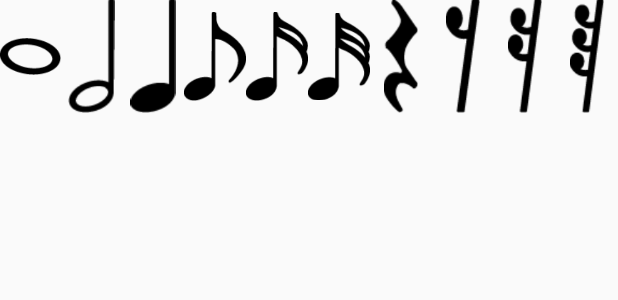
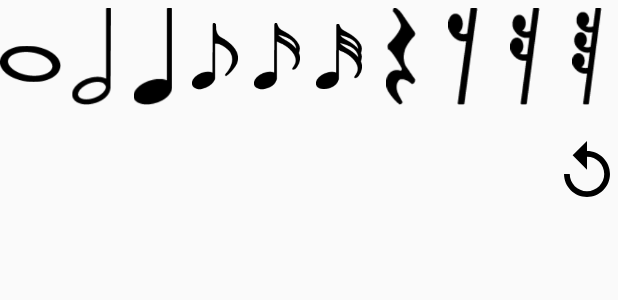
Before and after one commit to gsoosk/SanturMusicSheet, an Android app: the layout activity_main.xml on its own in the app's theme, with its tools: preview values and no code run, on a phone screen of 412 x 824 dp. Shown: the top 300 px of the screen. Run offline under Robolectric (Android 15) with nearby library versions, the light colour scheme and no system bars.

Commit message:
Add undo and fix some UI Bad designs

```diff
--- a/app/src/main/AndroidManifest.xml
+++ b/app/src/main/AndroidManifest.xml
@@ -9,7 +9,8 @@
         android:roundIcon="@mipmap/ic_launcher_round"
         android:supportsRtl="true"
         android:theme="@style/AppTheme">
-        <activity android:name=".MainActivity">
+        <activity android:name=".MainActivity"
+            android:screenOrientation="landscape">
             <intent-filter>
                 <action android:name="android.intent.action.MAIN" />
 
--- a/app/src/main/java/far/zad/gsoosk/musiccomposer/MainActivity.java
+++ b/app/src/main/java/far/zad/gsoosk/musiccomposer/MainActivity.java
@@ -4,6 +4,7 @@ import android.support.v7.app.AppCompatActivity;
 import android.os.Bundle;
 import android.view.View;
 import android.widget.HorizontalScrollView;
+import android.widget.ImageButton;
 import android.widget.LinearLayout;
 
 import java.util.ArrayList;
@@ -29,6 +30,7 @@ public class MainActivity extends AppCompatActivity {
         setNoteBarListener();
         addNoteLine();
         setInputViewNoteBase();
+        handleUndoBtn();
 
 
     }
@@ -104,5 +106,21 @@ public class MainActivity extends AppCompatActivity {
         LineView view = (LineView) linearLayout.getChildAt(linearLayout.getChildCount() - 1);
         view.setNoteBase(selectedBtn.getIndex());
     }
+    public void handleUndoBtn()
+    {
+        ImageButton btn = (ImageButton) findViewById(R.id.undo_btn);
+        btn.setOnClickListener(new View.OnClickListener() {
+            @Override
+            public void onClick(View view) {
+                LinearLayout linearLayout = (LinearLayout) findViewById(R.id.s);
+                if(linearLayout.getChildCount() > 1)
+                {
+                    //Remove last note
+                    linearLayout.removeViewAt(linearLayout.getChildCount() - 2);
+                    notes.remove(notes.size() - 1);
 
+                }
+            }
+        });
+    }
 }
--- /dev/null
+++ b/app/src/main/res/drawable/ic_undo_button.xml
@@ -0,0 +1,4 @@
+<vector android:height="24dp" android:viewportHeight="497.25"
+    android:viewportWidth="497.25" android:width="24dp" xmlns:android="http://schemas.android.com/apk/res/android">
+    <path android:fillColor="#FF000000" android:pathData="M248.625,89.25V0l-127.5,127.5l127.5,127.5V140.25c84.15,0 153,68.85 153,153c0,84.15 -68.85,153 -153,153c-84.15,0 -153,-68.85 -153,-153h-51c0,112.2 91.8,204 204,204s204,-91.8 204,-204S360.825,89.25 248.625,89.25z"/>
+</vector>
--- a/app/src/main/res/layout/activity_main.xml
+++ b/app/src/main/res/layout/activity_main.xml
@@ -10,9 +10,9 @@
         android:layout_width="match_parent"
         android:layout_height="match_parent"
         android:orientation="vertical"
-        tools:layout_editor_absoluteX="0dp"
-        tools:layout_editor_absoluteY="16dp"
-        tools:ignore="MissingConstraints">
+        tools:ignore="MissingConstraints"
+        tools:layout_editor_absoluteX="75dp"
+        tools:layout_editor_absoluteY="272dp">
 
         <LinearLayout
             android:id="@+id/note_bar"
@@ -26,72 +26,86 @@
                 android:layout_width="0dp"
                 android:layout_height="match_parent"
                 android:layout_weight="1"
-                app:srcCompat="@drawable/note_0" />
+                app:srcCompat="@drawable/note_0"
+                android:paddingTop="15dp"
+                android:paddingBottom="5dp"
+                />
+
 
             <far.zad.gsoosk.musiccomposer.Notes.NoteButton
                 android:id="@+id/bnote_1"
                 android:layout_width="0dp"
                 android:layout_height="match_parent"
                 android:layout_weight="1"
-                app:srcCompat="@drawable/note_1_1" />
+                app:srcCompat="@drawable/note_1_1"
+                android:padding="5dp"/>
 
             <far.zad.gsoosk.musiccomposer.Notes.NoteButton
                 android:id="@+id/bnote_2"
                 android:layout_width="0dp"
                 android:layout_height="match_parent"
                 android:layout_weight="1"
-                app:srcCompat="@drawable/note_2_1" />
+                app:srcCompat="@drawable/note_2_1"
+                android:padding="5dp"/>
 
             <far.zad.gsoosk.musiccomposer.Notes.NoteButton
                 android:id="@+id/bnote_3"
                 android:layout_width="0dp"
                 android:layout_height="match_parent"
                 android:layout_weight="1"
-                app:srcCompat="@drawable/note_3_1" />
+                app:srcCompat="@drawable/note_3_1"
+                android:padding="5dp"/>
 
             <far.zad.gsoosk.musiccomposer.Notes.NoteButton
                 android:id="@+id/bnote_4"
                 android:layout_width="0dp"
                 android:layout_height="match_parent"
                 android:layout_weight="1"
-                app:srcCompat="@drawable/note_4_1" />
+                app:srcCompat="@drawable/note_4_1"
+                android:padding="5dp"/>
 
             <far.zad.gsoosk.musiccomposer.Notes.NoteButton
                 android:id="@+id/bnote_5"
                 android:layout_width="0dp"
                 android:layout_height="match_parent"
                 android:layout_weight="1"
-                app:srcCompat="@drawable/note_5_1" />
+                app:srcCompat="@drawable/note_5_1"
+                android:padding="5dp"/>
 
             <far.zad.gsoosk.musiccomposer.Notes.NoteButton
                 android:id="@+id/bsilent_0"
                 android:layout_width="0dp"
                 android:layout_height="match_parent"
                 android:layout_weight="1"
-                app:srcCompat="@drawable/silent_0" />
+                app:srcCompat="@drawable/silent_0"
+                android:padding="5dp"/>
 
             <far.zad.gsoosk.musiccomposer.Notes.NoteButton
                 android:id="@+id/bsilent_1"
                 android:layout_width="0dp"
                 android:layout_height="match_parent"
                 android:layout_weight="1"
-                app:srcCompat="@drawable/silent_1" />
+                app:srcCompat="@drawable/silent_1"
+                android:padding="5dp"/>
 
             <far.zad.gsoosk.musiccomposer.Notes.NoteButton
                 android:id="@+id/bsilent_2"
                 android:layout_width="0dp"
                 android:layout_height="match_parent"
                 android:layout_weight="1"
-                app:srcCompat="@drawable/silent_2" />
+                app:srcCompat="@drawable/silent_2"
+                android:padding="5dp"/>
 
             <far.zad.gsoosk.musiccomposer.Notes.NoteButton
                 android:id="@+id/bsilent_3"
                 android:layout_width="0dp"
                 android:layout_height="match_parent"
                 android:layout_weight="1"
-                app:srcCompat="@drawable/silent_3" />
+                app:srcCompat="@drawable/silent_3"
+                android:padding="5dp"/>
 
         </LinearLayout>
+
         <LinearLayout
 
             android:layout_width="match_parent"
@@ -100,8 +114,24 @@
 
 
 
+            <ImageView
+                android:layout_width="0dp"
+                android:layout_height="match_parent"
+                android:layout_weight="9" />
+            <ImageButton
+                android:id="@+id/undo_btn"
+                android:layout_width="0dp"
+                android:layout_height="match_parent"
+                android:layout_weight="1"
+                android:adjustViewBounds="true"
+                android:background="?android:selectableItemBackground"
+                android:padding="2dp"
+                android:scaleType="fitCenter"
+                app:srcCompat="@drawable/ic_undo_button"
+                tools:ignore="VectorDrawableCompat" />
+
+
         </LinearLayout>
-
 
 
         <HorizontalScrollView
```
